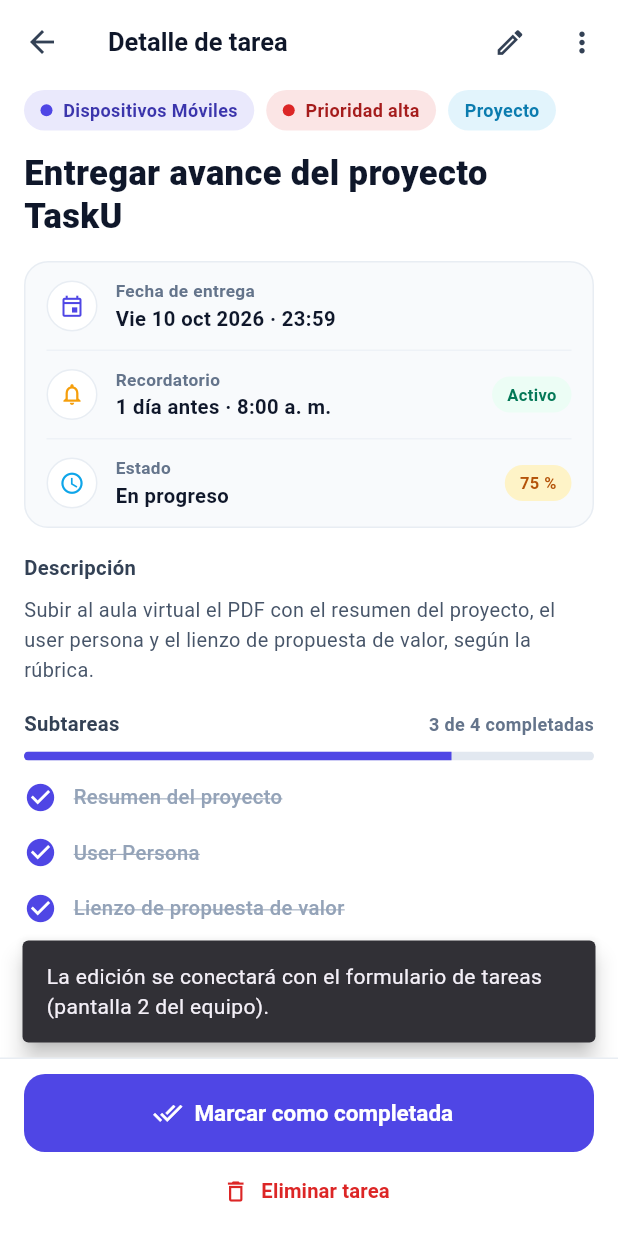
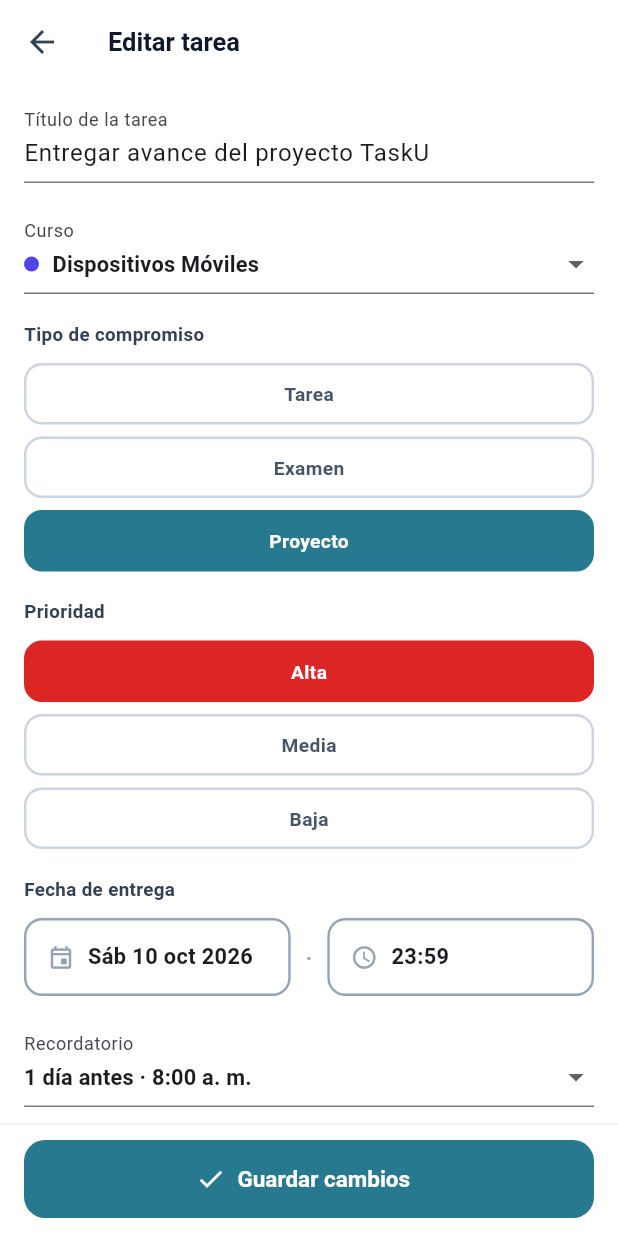
Before and after one commit to jjemd101191/pdm2026e-equipo-05-unitasks, a Flutter app: the TaskDetailScreen screen opened directly, after a tap on the "edit" icon, on a phone screen of 412 x 824 dp. Run offline on Flutter 3.47's test engine with Material 3 defaults, Android fonts, the phone set to English and light mode, and no system bars.

Commit message:
feat: Pantalla 2 - formulario de registro y edición de tarea (#8)

```diff
--- a/Proyecto final/lib/screens/home_shell.dart
+++ b/Proyecto final/lib/screens/home_shell.dart
@@ -1,10 +1,12 @@
 import 'package:flutter/material.dart';
 
 import '../data/demo_data.dart';
+import '../models/task.dart';
 import '../theme.dart';
 import '../widgets/info_chip.dart';
 import 'course_list_screen.dart';
 import 'task_detail_screen.dart';
+import 'task_form_screen.dart';
 
 /// Esqueleto de la app con las cuatro pestañas principales del mockup.
 /// «Cursos» (4B) es la pantalla de este módulo; «Inicio» y «Calendario»
@@ -80,6 +82,23 @@
 class _InicioTab extends StatelessWidget {
   const _InicioTab();
 
+  /// Abre el formulario de la pantalla 2 para registrar una tarea. La lista
+  /// de pendientes real es la pantalla 1 del equipo; por ahora solo se
+  /// confirma el registro con un aviso (los datos son de demostración).
+  Future<void> _abrirFormulario(BuildContext context) async {
+    final tarea = await Navigator.of(
+      context,
+    ).push<Task>(MaterialPageRoute(builder: (_) => const TaskFormScreen()));
+    if (!context.mounted || tarea == null) return;
+    ScaffoldMessenger.of(context)
+      ..clearSnackBars()
+      ..showSnackBar(
+        SnackBar(
+          content: Text('Tarea «${tarea.titulo}» registrada (demostración)'),
+        ),
+      );
+  }
+
   Future<void> _abrirDetalle(BuildContext context) async {
     final eliminada = await Navigator.of(context).push<bool>(
       MaterialPageRoute(builder: (_) => TaskDetailScreen(tarea: tareaDemo)),
@@ -96,6 +115,11 @@
   Widget build(BuildContext context) {
     return Scaffold(
       appBar: AppBar(title: const Text('Inicio')),
+      floatingActionButton: FloatingActionButton(
+        onPressed: () => _abrirFormulario(context),
+        tooltip: 'Nueva tarea',
+        child: const Icon(Icons.add),
+      ),
       body: ListView(
         padding: const EdgeInsets.fromLTRB(16, 8, 16, 24),
         children: [
--- a/Proyecto final/lib/screens/task_detail_screen.dart
+++ b/Proyecto final/lib/screens/task_detail_screen.dart
@@ -4,6 +4,7 @@
 import '../theme.dart';
 import '../widgets/info_chip.dart';
 import '../widgets/primary_button.dart';
+import 'task_form_screen.dart';
 
 /// 4A · Detalle de tarea.
 /// Se abre al tocar una tarea en la lista de pendientes y concentra toda su
@@ -96,16 +97,18 @@
     setState(() => tarea.subtareas.add(Subtask(texto)));
   }
 
-  void _avisoEditar() {
+  /// Abre el formulario de la pantalla 2 en modo edición. Al guardar devuelve
+  /// la tarea actualizada; como los datos son de memoria, la demo solo
+  /// confirma con un aviso.
+  Future<void> _editar() async {
+    final actualizada = await Navigator.of(context).push<Task>(
+      MaterialPageRoute(builder: (_) => TaskFormScreen(tarea: tarea)),
+    );
+    if (!mounted || actualizada == null) return;
     ScaffoldMessenger.of(context)
       ..clearSnackBars()
       ..showSnackBar(
-        const SnackBar(
-          content: Text(
-            'La edición se conectará con el formulario de tareas '
-            '(pantalla 2 del equipo).',
-          ),
-        ),
+        const SnackBar(content: Text('Cambios guardados (demostración)')),
       );
   }
 
@@ -116,7 +119,7 @@
         title: const Text('Detalle de tarea'),
         actions: [
           IconButton(
-            onPressed: _avisoEditar,
+            onPressed: _editar,
             tooltip: 'Editar tarea',
             icon: const Icon(Icons.edit_outlined, size: 22),
           ),
--- /dev/null
+++ b/Proyecto final/lib/screens/task_form_screen.dart
@@ -0,0 +1,513 @@
+import 'package:flutter/material.dart';
+
+import '../data/demo_data.dart';
+import '../models/course.dart';
+import '../models/task.dart';
+import '../theme.dart';
+import '../widgets/primary_button.dart';
+
+/// 2 · Registro / edición de tarea.
+/// El mismo formulario sirve para registrar una tarea nueva (botón + de la
+/// pestaña «Inicio») y para editar una existente (lápiz del detalle, 4A).
+/// Valida el título y devuelve la [Task] resultante al guardar.
+class TaskFormScreen extends StatefulWidget {
+  const TaskFormScreen({super.key, this.tarea});
+
+  /// Tarea a editar; `null` cuando se registra una nueva.
+  final Task? tarea;
+
+  @override
+  State<TaskFormScreen> createState() => _TaskFormScreenState();
+}
+
+class _TaskFormScreenState extends State<TaskFormScreen> {
+  static const List<String> _tipos = ['Tarea', 'Examen', 'Proyecto'];
+  static const List<String> _prioridades = ['Alta', 'Media', 'Baja'];
+  static const List<String> _recordatorios = [
+    'Sin recordatorio',
+    '1 hora antes',
+    'El mismo día · 8:00 a. m.',
+    '1 día antes · 8:00 a. m.',
+    '2 días antes · 8:00 a. m.',
+  ];
+  static const String _recordatorioPorDefecto = '1 día antes · 8:00 a. m.';
+  static const List<String> _nombresDias = [
+    'Lun',
+    'Mar',
+    'Mié',
+    'Jue',
+    'Vie',
+    'Sáb',
+    'Dom',
+  ];
+  static const List<String> _nombresMeses = [
+    'ene',
+    'feb',
+    'mar',
+    'abr',
+    'may',
+    'jun',
+    'jul',
+    'ago',
+    'sep',
+    'oct',
+    'nov',
+    'dic',
+  ];
+
+  late final TextEditingController _titulo = TextEditingController(
+    text: widget.tarea?.titulo ?? '',
+  );
+  late final TextEditingController _descripcion = TextEditingController(
+    text: widget.tarea?.descripcion ?? '',
+  );
+  late Course _curso = widget.tarea?.curso ?? cursosDemo.first;
+  late String _tipo = widget.tarea?.tipo ?? 'Tarea';
+  late String _prioridad = widget.tarea?.prioridad ?? 'Media';
+  late DateTime? _fecha = _parsearFecha(widget.tarea?.fechaEntrega ?? '');
+  late String _hora = _parsearHora(widget.tarea?.fechaEntrega ?? '') ?? '23:59';
+  late String _recordatorio = (widget.tarea?.recordatorio.isEmpty ?? true)
+      ? _recordatorioPorDefecto
+      : widget.tarea!.recordatorio;
+
+  @override
+  void dispose() {
+    _titulo.dispose();
+    _descripcion.dispose();
+    super.dispose();
+  }
+
+  /// Color de la prioridad, igual que en el detalle de tarea (4A).
+  Color _colorPrioridad(String prioridad) => switch (prioridad) {
+    'Alta' => kRed,
+    'Baja' => kGreen,
+    _ => kAmber,
+  };
+
+  /// Formatea la fecha como en el mockup: «Vie 10 oct 2026».
+  static String _formatearFecha(DateTime fecha) =>
+      '${_nombresDias[fecha.weekday - 1]} ${fecha.day} '
+      '${_nombresMeses[fecha.month - 1]} ${fecha.year}';
+
+  /// Interpreta «Vie 10 oct 2026 · 23:59» (formato de este formulario y de
+  /// los datos demo). Devuelve null si el texto está vacío o no se entiende.
+  static DateTime? _parsearFecha(String texto) {
+    if (texto.isEmpty) return null;
+    final partes = texto.split('·').first.trim().split(' ');
+    if (partes.length < 4) return null;
+    final dia = int.tryParse(partes[1]);
+    final mes = _nombresMeses.indexOf(partes[2].toLowerCase()) + 1;
+    final anio = int.tryParse(partes[3]);
+    if (dia == null || mes == 0 || anio == null) return null;
+    return DateTime(anio, mes, dia);
+  }
+
+  /// Interpreta la hora de «Vie 10 oct 2026 · 23:59».
+  static String? _parsearHora(String texto) {
+    final partes = texto.split('·');
+    if (partes.length < 2) return null;
+    final trozos = partes[1].trim().split(':');
+    final hora = int.tryParse(trozos[0]);
+    final minuto = trozos.length > 1 ? int.tryParse(trozos[1]) : null;
+    if (hora == null || minuto == null) return null;
+    return '$hora:${minuto.toString().padLeft(2, '0')}';
+  }
+
+  static TimeOfDay? _parsearHoraDelDia(String texto) {
+    final trozos = texto.split(':');
+    final hora = int.tryParse(trozos[0]);
+    final minuto = trozos.length > 1 ? int.tryParse(trozos[1]) : null;
+    if (hora == null || minuto == null) return null;
+    return TimeOfDay(hour: hora, minute: minuto);
+  }
+
+  Future<void> _elegirFecha() async {
+    final hoy = DateTime.now();
+    final elegida = await showDatePicker(
+      context: context,
+      initialDate: _fecha ?? hoy,
+      firstDate: DateTime(hoy.year - 1),
+      lastDate: DateTime(hoy.year + 3),
+      helpText: 'Fecha de entrega',
+    );
+    if (!mounted || elegida == null) return;
+    setState(() => _fecha = elegida);
+  }
+
+  Future<void> _elegirHora() async {
+    final actual =
+        _parsearHoraDelDia(_hora) ?? const TimeOfDay(hour: 23, minute: 59);
+    final elegida = await showTimePicker(
+      context: context,
+      initialTime: actual,
+      helpText: 'Hora de entrega',
+    );
+    if (!mounted || elegida == null) return;
+    setState(
+      () => _hora =
+          '${elegida.hour}:${elegida.minute.toString().padLeft(2, '0')}',
+    );
+  }
+
+  void _guardar() {
+    final titulo = _titulo.text.trim();
+    if (titulo.isEmpty) {
+      ScaffoldMessenger.of(context)
+        ..clearSnackBars()
+        ..showSnackBar(
+          const SnackBar(content: Text('Escribe el título de la tarea')),
+        );
+      return;
+    }
+    final conRecordatorio = _recordatorio != 'Sin recordatorio';
+    final fechaTexto = _fecha == null
+        ? ''
+        : '${_formatearFecha(_fecha!)} · $_hora';
+    Navigator.of(context).pop(
+      Task(
+        titulo: titulo,
+        curso: _curso,
+        prioridad: _prioridad,
+        tipo: _tipo,
+        estado: widget.tarea?.estado ?? 'Pendiente',
+        descripcion: _descripcion.text.trim(),
+        fechaEntrega: fechaTexto,
+        recordatorio: conRecordatorio ? _recordatorio : '',
+        recordatorioActivo: conRecordatorio,
+        subtareas: widget.tarea?.subtareas,
+      ),
+    );
+  }
+
+  @override
+  Widget build(BuildContext context) {
+    final esNueva = widget.tarea == null;
+    // Si la tarea editada trae un curso o recordatorio fuera del catálogo
+    // demo, se incluye como opción para no perder el dato.
+    final opcionesCurso = [
+      ...cursosDemo,
+      if (!cursosDemo.contains(_curso)) _curso,
+    ];
+    final opcionesRecordatorio = [
+      ..._recordatorios,
+      if (!_recordatorios.contains(_recordatorio)) _recordatorio,
+    ];
+    return Scaffold(
+      appBar: AppBar(title: Text(esNueva ? 'Nueva tarea' : 'Editar tarea')),
+      body: ListView(
+        padding: const EdgeInsets.fromLTRB(16, 10, 16, 16),
+        children: [
+          TextField(
+            controller: _titulo,
+            textCapitalization: TextCapitalization.sentences,
+            decoration: const InputDecoration(
+              labelText: 'Título de la tarea',
+              hintText: 'Ej.: Entregar avance del proyecto',
+            ),
+          ),
+          const SizedBox(height: 18),
+          InputDecorator(
+            decoration: const InputDecoration(labelText: 'Curso'),
+            child: DropdownButtonHideUnderline(
+              child: DropdownButton<Course>(
+                value: _curso,
+                isDense: true,
+                isExpanded: true,
+                items: [
+                  for (final curso in opcionesCurso)
+                    DropdownMenuItem(
+                      value: curso,
+                      child: Row(
+                        children: [
+                          Container(
+                            width: 10,
+                            height: 10,
+                            decoration: BoxDecoration(
+                              color: curso.color,
+                              shape: BoxShape.circle,
+                            ),
+                          ),
+                          const SizedBox(width: 9),
+                          Text(
+                            curso.nombre,
+                            style: const TextStyle(
+                              fontSize: 14.5,
+                              fontWeight: FontWeight.w600,
+                            ),
+                          ),
+                        ],
+                      ),
+                    ),
+                ],
+                onChanged: (curso) => setState(() => _curso = curso ?? _curso),
+              ),
+            ),
+          ),
+          const SizedBox(height: 18),
+          const _Etiqueta('Tipo de compromiso'),
+          const SizedBox(height: 10),
+          Wrap(
+            spacing: 7,
+            runSpacing: 8,
+            children: [
+              for (final tipo in _tipos)
+                _ChipOpcion(
+                  texto: tipo,
+                  seleccionado: _tipo == tipo,
+                  color: kLagoon,
+                  onTap: () => setState(() => _tipo = tipo),
+                ),
+            ],
+          ),
+          const SizedBox(height: 18),
+          const _Etiqueta('Prioridad'),
+          const SizedBox(height: 10),
+          Wrap(
+            spacing: 7,
+            runSpacing: 8,
+            children: [
+              for (final prioridad in _prioridades)
+                _ChipOpcion(
+                  texto: prioridad,
+                  seleccionado: _prioridad == prioridad,
+                  color: _colorPrioridad(prioridad),
+                  onTap: () => setState(() => _prioridad = prioridad),
+                ),
+            ],
+          ),
+          const SizedBox(height: 18),
+          const _Etiqueta('Fecha de entrega'),
+          const SizedBox(height: 10),
+          Row(
+            children: [
+              Expanded(
+                child: _CampoSelector(
+                  icono: Icons.event_outlined,
+                  valor: _fecha == null
+                      ? 'Elegir fecha'
+                      : _formatearFecha(_fecha!),
+                  onTap: _elegirFecha,
+                ),
+              ),
+              const Padding(
+                padding: EdgeInsets.symmetric(horizontal: 10),
+                child: Text(
+                  '·',
+                  style: TextStyle(
+                    color: Color(0xFF94A3B8),
+                    fontWeight: FontWeight.w700,
+                  ),
+                ),
+              ),
+              Expanded(
+                child: _CampoSelector(
+                  icono: Icons.schedule,
+                  valor: _hora,
+                  onTap: _elegirHora,
+                ),
+              ),
+            ],
+          ),
+          const SizedBox(height: 18),
+          InputDecorator(
+            decoration: const InputDecoration(labelText: 'Recordatorio'),
+            child: DropdownButtonHideUnderline(
+              child: DropdownButton<String>(
+                value: _recordatorio,
+                isDense: true,
+                isExpanded: true,
+                items: [
+                  for (final recordatorio in opcionesRecordatorio)
+                    DropdownMenuItem(
+                      value: recordatorio,
+                      child: Text(
+                        recordatorio,
+                        style: const TextStyle(
+                          fontSize: 14.5,
+                          fontWeight: FontWeight.w600,
+                        ),
+                      ),
+                    ),
+                ],
+                onChanged: (valor) =>
+                    setState(() => _recordatorio = valor ?? _recordatorio),
+              ),
+            ),
+          ),
+          const SizedBox(height: 18),
+          TextField(
+            controller: _descripcion,
+            textCapitalization: TextCapitalization.sentences,
+            minLines: 3,
+            maxLines: 5,
+            decoration: const InputDecoration(
+              labelText: 'Descripción',
+              hintText: 'Detalles de la entrega, rúbrica, indicaciones…',
+              alignLabelWithHint: true,
+            ),
+          ),
+          const SizedBox(height: 18),
+          Container(
+            padding: const EdgeInsets.all(12),
+            decoration: BoxDecoration(
+              color: kLagoonSoft,
+              borderRadius: BorderRadius.circular(12),
+            ),
+            child: Row(
+              crossAxisAlignment: CrossAxisAlignment.start,
+              children: [
+                const Icon(
+                  Icons.notifications_active_outlined,
+                  size: 18,
+                  color: kLagoon,
+                ),
+                const SizedBox(width: 10),
+                Expanded(
+                  child: Text(
+                    _recordatorio == 'Sin recordatorio'
+                        ? 'Sin recordatorio: la tarea aparecerá en la lista de '
+                              'pendientes sin avisos previos. Puedes activarlo '
+                              'después desde el detalle de la tarea.'
+                        : 'Con recordatorio «$_recordatorio»: aparecerá como '
+                              '«Activo» en el detalle de la tarea.',
+                    style: const TextStyle(
+                      fontSize: 12.3,
+                      color: Color(0xFF1D5461),
+                      height: 1.45,
+                    ),
+                  ),
+                ),
+              ],
+            ),
+          ),
+        ],
+      ),
+      bottomNavigationBar: Container(
+        decoration: const BoxDecoration(
+          color: Colors.white,
+          border: Border(top: BorderSide(color: kLine)),
+        ),
+        child: SafeArea(
+          top: false,
+          child: Padding(
+            padding: const EdgeInsets.fromLTRB(16, 10, 16, 12),
+            child: PrimaryButton(
+              onPressed: _guardar,
+              icon: Icons.check,
+              label: esNueva ? 'Guardar tarea' : 'Guardar cambios',
+              color: kLagoon,
+            ),
+          ),
+        ),
+      ),
+    );
+  }
+}
+
+/// Etiqueta de sección del formulario («Tipo», «Prioridad», «Fecha»).
+class _Etiqueta extends StatelessWidget {
+  const _Etiqueta(this.texto);
+
+  final String texto;
+
+  @override
+  Widget build(BuildContext context) {
+    return Text(
+      texto,
+      style: const TextStyle(
+        fontSize: 12.5,
+        fontWeight: FontWeight.w700,
+        color: Color(0xFF334155),
+      ),
+    );
+  }
+}
+
+/// Opción seleccionable del formulario (tipo y prioridad de la tarea).
+class _ChipOpcion extends StatelessWidget {
+  const _ChipOpcion({
+    required this.texto,
+    required this.seleccionado,
+    required this.color,
+    required this.onTap,
+  });
+
+  final String texto;
+  final bool seleccionado;
+  final Color color;
+  final VoidCallback onTap;
+
+  @override
+  Widget build(BuildContext context) {
+    return GestureDetector(
+      onTap: onTap,
+      child: Container(
+        height: 41,
+        padding: const EdgeInsets.symmetric(horizontal: 16),
+        alignment: Alignment.center,
+        decoration: BoxDecoration(
+          color: seleccionado ? color : Colors.white,
+          borderRadius: BorderRadius.circular(12),
+          border: Border.all(
+            color: seleccionado ? color : const Color(0xFFCBD5E1),
+            width: 1.6,
+          ),
+        ),
+        child: Text(
+          texto,
+          style: TextStyle(
+            fontSize: 12.8,
+            fontWeight: FontWeight.w600,
+            color: seleccionado ? Colors.white : const Color(0xFF475569),
+          ),
+        ),
+      ),
+    );
+  }
+}
+
+/// Campo que abre un selector (fecha u hora) al tocarlo.
+class _CampoSelector extends StatelessWidget {
+  const _CampoSelector({
+    required this.icono,
+    required this.valor,
+    required this.onTap,
+  });
+
+  final IconData icono;
+  final String valor;
+  final VoidCallback onTap;
+
+  @override
+  Widget build(BuildContext context) {
+    return InkWell(
+      onTap: onTap,
+      borderRadius: BorderRadius.circular(12),
+      child: Container(
+        height: 52,
+        padding: const EdgeInsets.symmetric(horizontal: 14),
+        decoration: BoxDecoration(
+          border: Border.all(color: const Color(0xFF94A3B8), width: 1.6),
+          borderRadius: BorderRadius.circular(12),
+        ),
+        child: Row(
+          children: [
+            Icon(icono, size: 18, color: const Color(0xFF94A3B8)),
+            const SizedBox(width: 9),
+            Expanded(
+              child: Text(
+                valor,
+                maxLines: 1,
+                overflow: TextOverflow.ellipsis,
+                style: const TextStyle(
+                  fontSize: 14.5,
+                  fontWeight: FontWeight.w600,
+                ),
+              ),
+            ),
+          ],
+        ),
+      ),
+    );
+  }
+}
--- a/Proyecto final/lib/theme.dart
+++ b/Proyecto final/lib/theme.dart
@@ -21,6 +21,15 @@
 const Color kGreenDark = Color(0xFF047857);
 const Color kPink = Color(0xFFEC4899);
 const Color kSlate = Color(0xFF64748B);
+
+/// Paleta «Lagoon» propuesta por el equipo para el módulo 2 (formulario de
+/// tarea): 26798E · 63CAA7 · FFC172 · FFE3B3. Por ahora se usa solo como
+/// acento en esa pantalla, sin tocar el tema global que ya venía del mockup
+/// del módulo 4; el equipo decidirá después si migra toda la app a Lagoon.
+const Color kLagoon = Color(0xFF26798E);
+const Color kLagoonGreen = Color(0xFF63CAA7);
+const Color kLagoonOrange = Color(0xFFFFC172);
+const Color kLagoonSoft = Color(0xFFFFE3B3);
 
 /// Tema Material 3 de TaskU.
 ThemeData buildTaskuTheme() {
```
Also changed, not shown: 3 other files.
